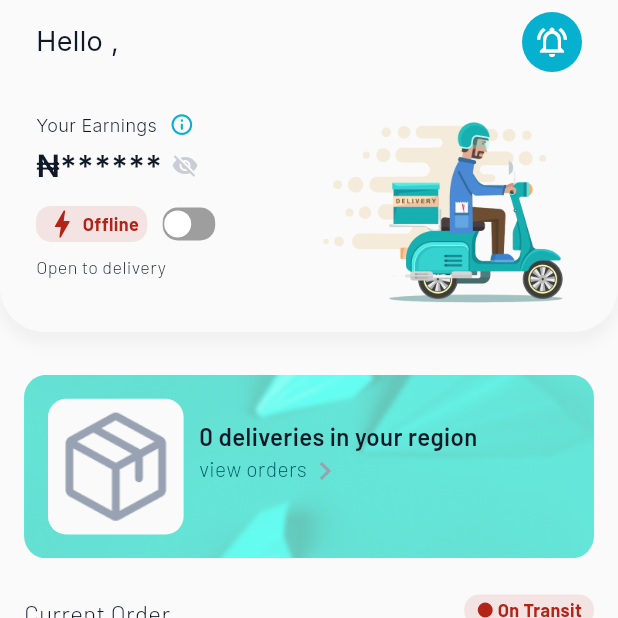
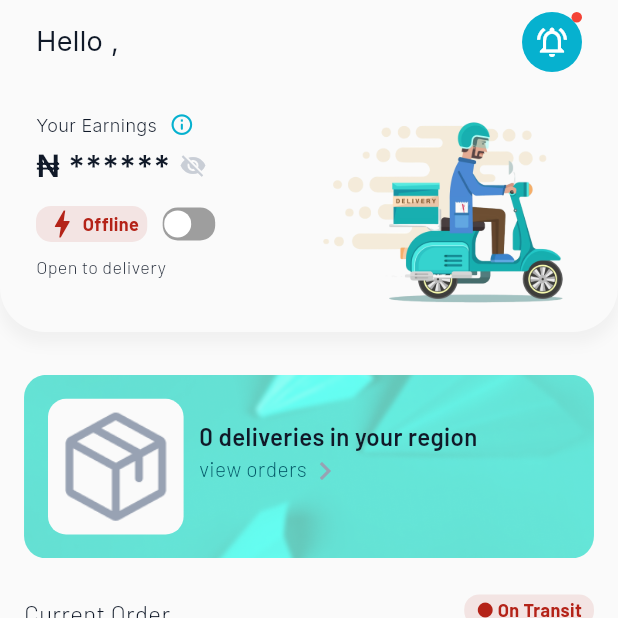
Before and after one commit to Pharmplug/rider, a Flutter app: the screen it shows after launch, on a phone screen of 412 x 824 dp, the top half of it. Run offline on Flutter 3.47's test engine with Material 3 defaults, Android fonts, the light colour scheme and no system bars; drawn by our look-alikes of dotted_line, flutter_switch; our stand-ins replace email_validator, fl_chart, flutter_dotenv, flutter_spinkit, google_fonts, otp_text_field and 1 more.

Commit message:
dashboard updated

```diff
--- a/lib/constants/app_images.dart
+++ b/lib/constants/app_images.dart
@@ -38,5 +38,6 @@ class AppImages {
   static const completeSequence = 'assets/images/complete_sequence.png';
   static const requestedAccess= 'assets/images/request_access.png';
   static const imageBox = 'assets/images/box.png';
+  static const notepad = 'assets/images/notepad.png';
 
 }
--- a/lib/constants/resources.dart
+++ b/lib/constants/resources.dart
@@ -62,7 +62,7 @@ img: AppImages.box,
 
 final List<Tracker> trackers = [
   Tracker(
-    name: "John Harrisson Pharmacy Store",
+    name: "Julie Harrisson Pharmacy Store",
     addressFrom: "20, Ligali Ayorinde, Ikoyi, Lagos.",
     addressTo: "11, Mike Adenuga, Ikate, Lekki, Lagos.",
     time: "10:20AM",
@@ -82,7 +82,7 @@ final List<Tracker> trackers = [
     status: 'Delivered'
   ),
  Tracker(
-    name: "Thomas Harrisson Pharmacy Store",
+    name: "Julie Harrisson Pharmacy Store",
     addressFrom: "20, Ligali Ayorinde, Ikoyi, Lagos.",
     addressTo: "11, Mike Adenuga, Ikate, Lekki, Lagos.",
     time: "10:12AM",
@@ -92,7 +92,7 @@ final List<Tracker> trackers = [
     status: 'On Transit'
   ),
   Tracker(
-    name: "David Harrisson Pharmacy Store",
+    name: "Julie Harrisson Pharmacy Store",
     addressFrom: "20, Ligali Ayorinde, Ikoyi, Lagos.",
     addressTo: "11, Mike Adenuga, Ikate, Lekki, Lagos.",
     time: "10:12AM",
@@ -102,7 +102,7 @@ final List<Tracker> trackers = [
     status: 'At The Store'
   ),
   Tracker(
-    name: "Daniel Harrisson Pharmacy Store",
+    name: "Julie Harrisson Pharmacy Store",
     addressFrom: "20, Ligali Ayorinde, Ikoyi, Lagos.",
     addressTo: "11, Mike Adenuga, Ikate, Lekki, Lagos.",
     time: "10:12AM",
@@ -112,7 +112,7 @@ final List<Tracker> trackers = [
     status: 'To Pickup'
   ),
    Tracker(
-    name: "Joy Harrisson Pharmacy Store",
+    name: "Julie Harrisson Pharmacy Store",
     addressFrom: "20, Ligali Ayorinde, Ikoyi, Lagos.",
     addressTo: "11, Mike Adenuga, Ikate, Lekki, Lagos.",
     time: "10:12AM",
--- a/lib/views/dashboard/dashboard.dart
+++ b/lib/views/dashboard/dashboard.dart
@@ -22,6 +22,7 @@ class _DashboardState extends State<Dashboard> {
   bool amountVisible = false;
   var amount = "******";
    bool isSwitched=false;
+   bool hasNotifications = true;
   var deliveries = "0";
   var orderId = "FI56H17";
   var addressFrom = "11, Mike Adenuga, Ikate, Lekki, Lagos.";
@@ -85,6 +86,7 @@ class _DashboardState extends State<Dashboard> {
                 isSwitched: isSwitched,
                 toggleAmountVisibility: toggleAmountVisibility,
                 toggleSwitch: toggleSwitch,
+                hasNotifications: hasNotifications,
               ),
               Padding(
                 padding:
--- a/lib/views/dashboard/dashboard_deliveries.dart
+++ b/lib/views/dashboard/dashboard_deliveries.dart
@@ -1,16 +1,24 @@
 import 'package:flutter/material.dart';
+import 'package:pharmplug_rider/constants/app_images.dart';
+import 'package:pharmplug_rider/constants/resources.dart';
 import 'package:pharmplug_rider/models/recent_deliveries.dart';
-
 import '../../constants/app_colors.dart';
 import '../../constants/app_font.dart';
 
-class DashboardDeliveries extends StatelessWidget {
+class DashboardDeliveries extends StatefulWidget {
   final List<Order> orders;
 
   const DashboardDeliveries({
     Key? key,
     required this.orders,
   }) : super(key: key);
+
+  @override
+  State<DashboardDeliveries> createState() => _DashboardDeliveriesState();
+}
+
+class _DashboardDeliveriesState extends State<DashboardDeliveries> {
+bool hasDeliveries = orders.isNotEmpty;
 
   @override
   Widget build(BuildContext context) {
@@ -52,10 +60,11 @@ class DashboardDeliveries extends StatelessWidget {
               SizedBox(
                 height: getSize.height * 0.025,
               ),
+              hasDeliveries ?
               SizedBox(
                 height: getSize.height * 0.28,
                 child: ListView.builder(
-                    itemCount: orders.length,
+                    itemCount: widget.orders.length,
                     physics: const BouncingScrollPhysics(),
                     itemBuilder: (BuildContext context, int index) {
                       return Padding(
@@ -70,7 +79,7 @@ class DashboardDeliveries extends StatelessWidget {
                                   width: getSize.width * 0.1,
                                   child: Image.asset(
                                     scale: 0.5,
-                                    orders[index].img,
+                                    widget.orders[index].img,
                                     fit: BoxFit.contain,
                                   ),
                                 ),
@@ -78,7 +87,7 @@ class DashboardDeliveries extends StatelessWidget {
                                   crossAxisAlignment: CrossAxisAlignment.start,
                                   children: [
                                     Text(
-                                      orders[index].name,
+                                      widget.orders[index].name,
                                       style: AppFonts.text12Barlow.copyWith(
                                           fontWeight: FontWeight.bold),
                                     ),
@@ -91,7 +100,7 @@ class DashboardDeliveries extends StatelessWidget {
                                           ),
                                         ),
                                         Text(
-                                          orders[index].id,
+                                          widget.orders[index].id,
                                           style: AppFonts.text14Barlow.copyWith(
                                             color: Pallete.text,
                                           ),
@@ -106,7 +115,7 @@ class DashboardDeliveries extends StatelessWidget {
                                     Container(
                                       width: getSize.width * 0.21,
                                       decoration: BoxDecoration(
-                                        color: orders[index].completed
+                                        color: widget.orders[index].completed
                                             ? const Color(0xFF175CD3).withOpacity(0.1)
                                             : Pallete.secondaryColor
                                                 .withOpacity(0.1),
@@ -122,17 +131,17 @@ class DashboardDeliveries extends StatelessWidget {
                                             Icon(
                                               Icons.circle_rounded,
                                               size: 12,
-                                              color: orders[index].completed
+                                              color: widget.orders[index].completed
                                                   ? const Color(0xFF175CD3)
                                                   : const Color(0xFF027A48),
                                             ),
                                             Text(
-                                              orders[index].completed
+                                              widget.orders[index].completed
                                                   ? "On Transit"
                                                   : "Delivered",
                                               style: AppFonts.text12Barlow
                                                   .copyWith(
-                                                color: orders[index].completed
+                                                color: widget.orders[index].completed
                                                     ? const Color(0xFF175CD3)
                                                     : const Color(0xFF027A48),
                                                 fontWeight: FontWeight.w300,
@@ -144,7 +153,7 @@ class DashboardDeliveries extends StatelessWidget {
                                     ),
                                     SizedBox(height: getSize.height * 0.005),
                                     Text(
-                                      "#${orders[index].amount}",
+                                      "#${widget.orders[index].amount}",
                                       style: AppFonts.text14Barlow.copyWith(
                                           color: Pallete.secondaryColor,
                                           fontWeight: FontWeight.w300,
@@ -168,7 +177,20 @@ class DashboardDeliveries extends StatelessWidget {
                         ),
                       );
                     }),
-              ),
+              ):  Padding(
+                padding: const EdgeInsets.symmetric(vertical: 20.0),
+                child: Column(
+                  crossAxisAlignment: CrossAxisAlignment.center,
+                  children: [
+                    Image.asset(
+                        AppImages.notepad,
+                        scale: 2,
+                      ),
+                      SizedBox(height: getSize.height * 0.02),
+                    Text("No Delivery Yet", style: AppFonts.text16Barlow. copyWith(fontWeight: FontWeight.bold)),
+                  ],
+                ),
+              )
             ],
           ),
         ),
--- a/lib/views/dashboard/dashboard_header.dart
+++ b/lib/views/dashboard/dashboard_header.dart
@@ -12,6 +12,7 @@ class DashboardHeader extends StatelessWidget {
   final VoidCallback toggleAmountVisibility;
   final ValueChanged<bool> toggleSwitch;
   final String name;
+  final bool hasNotifications;
 
   const DashboardHeader({
     Key? key,
@@ -21,6 +22,7 @@ class DashboardHeader extends StatelessWidget {
     required this.toggleAmountVisibility,
     required this.toggleSwitch,
     required this.name,
+    required this.hasNotifications,
   }) : super(key: key);
 
   @override
@@ -51,6 +53,8 @@ class DashboardHeader extends StatelessWidget {
               mainAxisAlignment: MainAxisAlignment.spaceBetween,
               children: [
                 Text("Hello $name,", style: AppFonts.text18Inter),
+               Stack(
+                children: [
                   Container(
                     decoration: const BoxDecoration(
                       color: Pallete.primaryColor,
@@ -58,9 +62,27 @@ class DashboardHeader extends StatelessWidget {
                     ),
                     child: const Padding(
                       padding: EdgeInsets.all(8.0),
-                    child: Icon(Icons.notifications_on_outlined,color: Pallete.whiteColor,),
+                      child: Icon(
+                        Icons.notifications_on_outlined,
+                        color: Pallete.whiteColor,
                       ),
                     ),
+                  ),
+                  if (hasNotifications)
+                    Positioned(
+                      right: 0,
+                      child: Container(
+                        width: 7,
+                        height: 7,
+                        decoration: BoxDecoration(
+                          color: Colors.red,
+                          shape: BoxShape.circle,
+                        ),
+                      ),
+                    ),
+                ],
+              ),
+
               ],
             ),
             Row(
@@ -87,7 +109,7 @@ class DashboardHeader extends StatelessWidget {
                       child: Row(
                         children: [
                           Text(
-                              '₦$amount',
+                              '₦ $amount',
                             overflow: TextOverflow.ellipsis,
                             style: AppFonts.text16Inter.copyWith(
                               fontWeight: FontWeight.w600,
--- a/lib/views/dashboard/dashboard_tracker.dart
+++ b/lib/views/dashboard/dashboard_tracker.dart
@@ -29,7 +29,7 @@ class DashboardTracker extends StatefulWidget {
 }
 
 class _DashboardTrackerState extends State<DashboardTracker> {
-  final bool hasOrders = trackers.isNotEmpty;
+  bool hasOrders = orders.isNotEmpty;
 
   @override
   Widget build(BuildContext context) {
```
Also changed, not shown: assets/images/notepad.png (added). Lines whose indentation alone changed are shown as unchanged.
